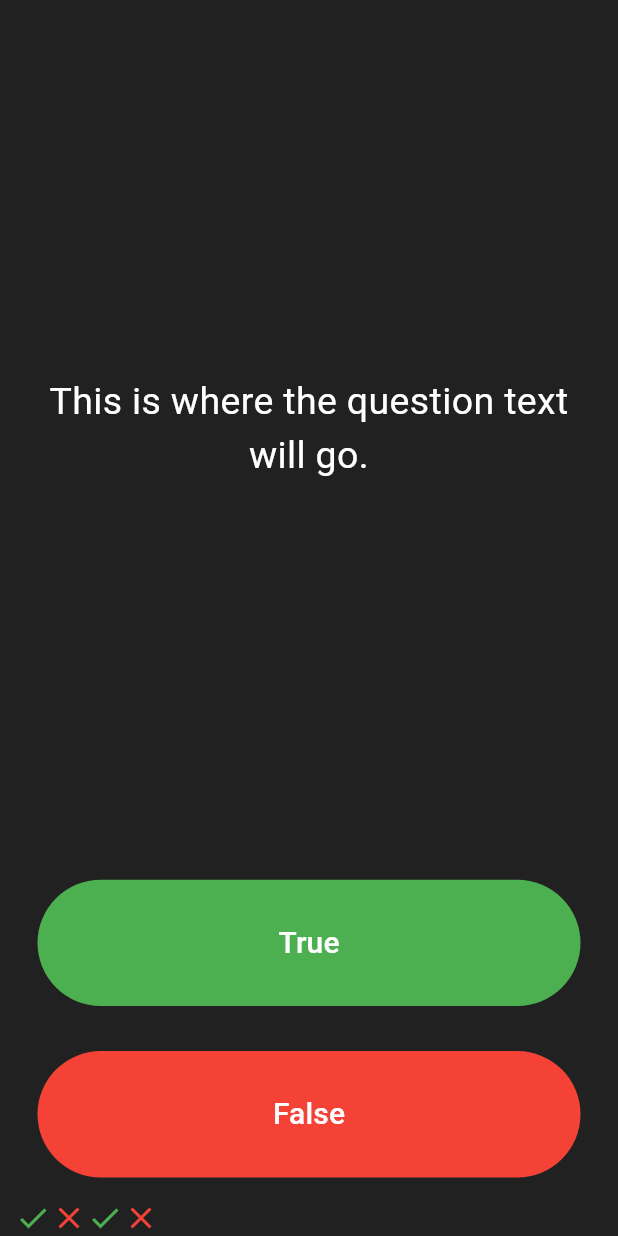
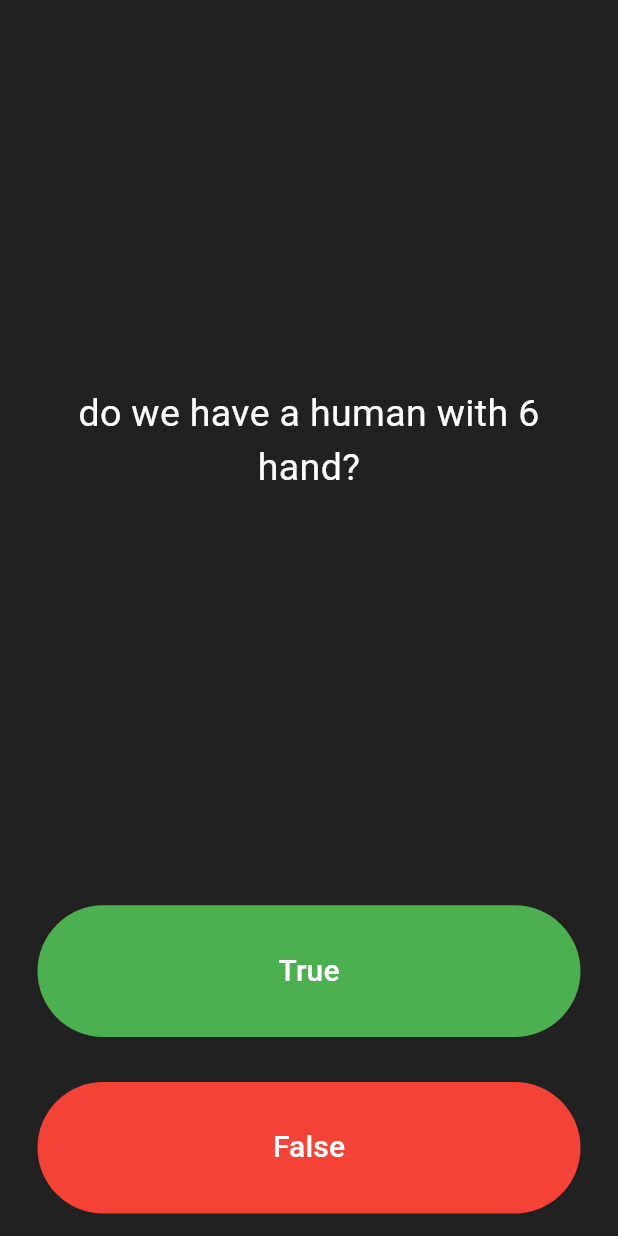
Before and after one commit to SadraAG84/Flutter_Course, a Flutter app: the screen it shows after launch, after a tap on "True", after a tap on "False", on a phone screen of 412 x 824 dp. Run offline on Flutter 3.47's test engine with Material 3 defaults, Android fonts, the phone set to English and light mode, and no system bars; our stand-ins replace assets_audio_player.

Commit message:
Adding Question bank & Answer check_6(49)

```diff
--- a/quizzy/lib/main.dart
+++ b/quizzy/lib/main.dart
@@ -1,5 +1,5 @@
 import 'package:flutter/material.dart';
-
+import 'questions.dart';
 void main() => runApp(Quizzler());
 
 class Quizzler extends StatelessWidget {
@@ -25,16 +25,17 @@ class QuizPage extends StatefulWidget {
 }
 
 class _QuizPageState extends State<QuizPage> {
-  List<Icon> scorekeeper = [
-    Icon(
-      Icons.check,
-      color: Colors.green,
-    ),
-    Icon(
-      Icons.close,
-      color: Colors.red,
-    )
+  List<Icon> scorekeeper = [];
+  // List<String> questions = ["is 2 + 1 = 3?", "is human blood green?", "do we have a human with 6 hand?" ];
+  // List<bool> correct_answer = [true, false, false];
+
+  List<Questions> question_bank = [
+    Questions(q : "is 2 + 1 = 3?", a: true),
+    Questions(q : "is human blood green?", a: false),
+    Questions(q : "do we have a human with 6 hand?", a: false)
   ];
+
+  int question_number = 0;
 
   @override
   Widget build(BuildContext context) {
@@ -48,7 +49,7 @@ class _QuizPageState extends State<QuizPage> {
               padding: EdgeInsets.all(10.0),
               child: Center(
                 child: Text(
-                  'This is where the question text will go.',
+                  question_bank[question_number].question_text,
                   textAlign: TextAlign.center,
                   style: TextStyle(
                     fontSize: 25.0,
@@ -65,12 +66,16 @@ class _QuizPageState extends State<QuizPage> {
                 style: ButtonStyle(
                     backgroundColor: WidgetStatePropertyAll(Colors.green)),
                 onPressed: () {
+
+                  bool user_answer = question_bank[question_number].qestion_answer;
+                  if(user_answer == true){
+                    print("user got right");
+                  }else{
+                    print("user got it wrong");
+                  }
+
                   setState(() {
-                    print("True button pressed");
-                    scorekeeper.add(Icon(
-                      Icons.check,
-                      color: Colors.green,
-                    ));
+                    question_number++;
                   });
                 },
                 child: Text(
@@ -88,12 +93,17 @@ class _QuizPageState extends State<QuizPage> {
                 style: ButtonStyle(
                     backgroundColor: WidgetStatePropertyAll(Colors.red)),
                 onPressed: () {
+
+                  bool user_answer = question_bank[question_number].qestion_answer;
+                  if(user_answer == false){
+                    print("user got right");
+                  }else{
+                    print("user got it wrong");
+                  }
+
                   setState(() {
-                    print("False button pressed");
-                    scorekeeper.add(Icon(
-                      Icons.close,
-                      color: Colors.red,
-                    ));
+                    question_number++;
+
                   });
                 },
                 child: Text(
--- /dev/null
+++ b/quizzy/lib/questions.dart
@@ -0,0 +1,11 @@
+class Questions{
+
+  late String question_text;
+  late bool qestion_answer;
+
+  Questions({required String q, required bool a}){
+    question_text = q;
+    qestion_answer = a;
+  }
+
+}
```
